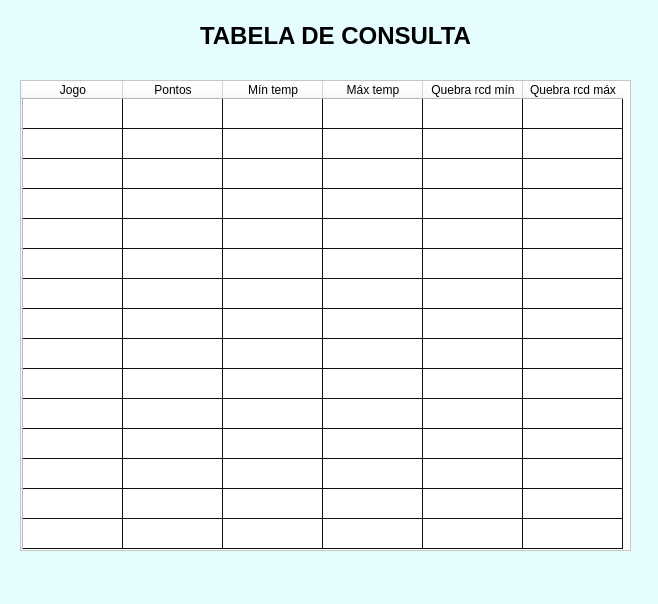
Above: consulta.ui from LuizFernandoR/ProjetoPublica before the change. Below: the same form after it.
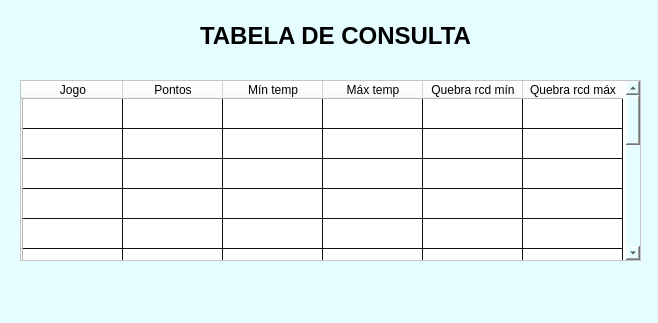
That is the form after the change.

Patch:
```diff
--- a/consulta.ui
+++ b/consulta.ui
@@ -7,7 +7,7 @@
     <x>0</x>
     <y>0</y>
     <width>658</width>
-    <height>604</height>
+    <height>323</height>
    </rect>
   </property>
   <property name="windowTitle">
@@ -43,8 +43,8 @@
      <rect>
       <x>20</x>
       <y>80</y>
-      <width>611</width>
-      <height>471</height>
+      <width>621</width>
+      <height>181</height>
      </rect>
     </property>
     <property name="styleSheet">
```
